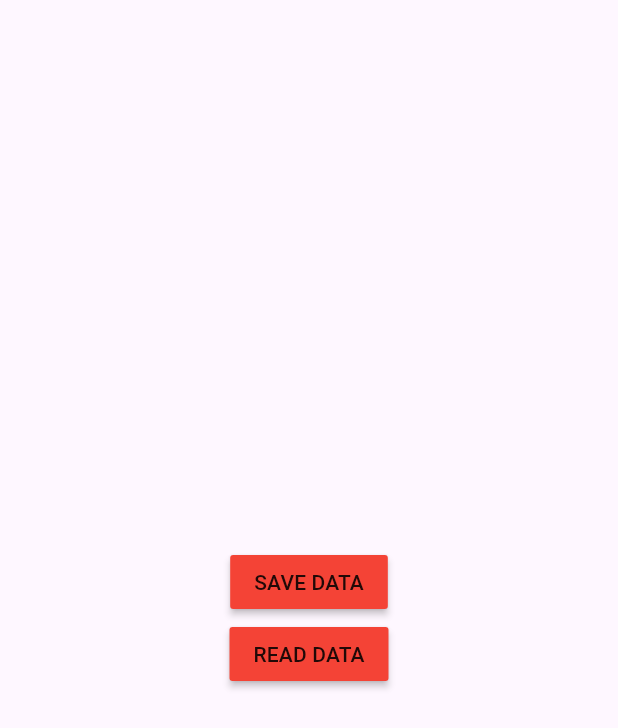
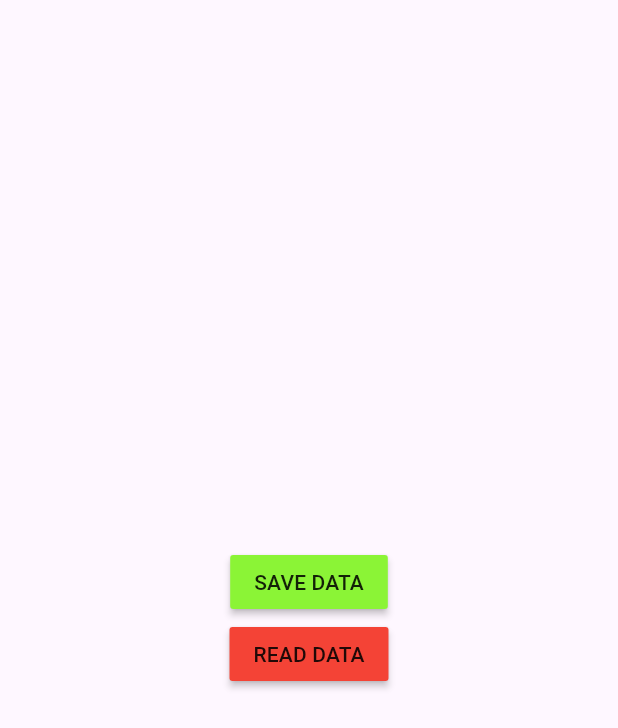
Before and after one commit to A7mednage71/NotesApp_with_SqFlite, a Flutter app: the screen it shows after launch, on a phone screen of 412 x 824 dp. Shown: the top 728 px of the screen. Run offline on Flutter 3.47's test engine with Material 3 defaults, Android fonts, the light colour scheme and no system bars; our stand-ins replace sqflite; accounts and stored records are empty.

Commit message:
change color

```diff
--- a/lib/Home_page.dart
+++ b/lib/Home_page.dart
@@ -12,7 +12,7 @@ class homepage extends StatelessWidget {
           children: [
             MaterialButton(
               onPressed: () {},
-              color: Colors.red,
+              color: const Color.fromARGB(255, 139, 244, 54),
               child: const Text('SAVE DATA'),
             ),
             MaterialButton(
```
